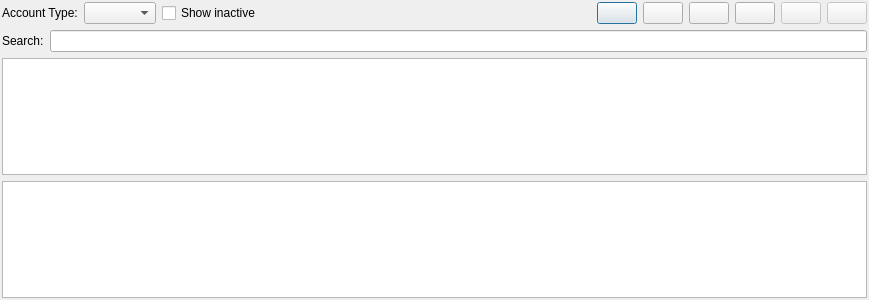
titov-vv/jal, file jal/ui/reference_data_dlg.ui: the form before one commit.
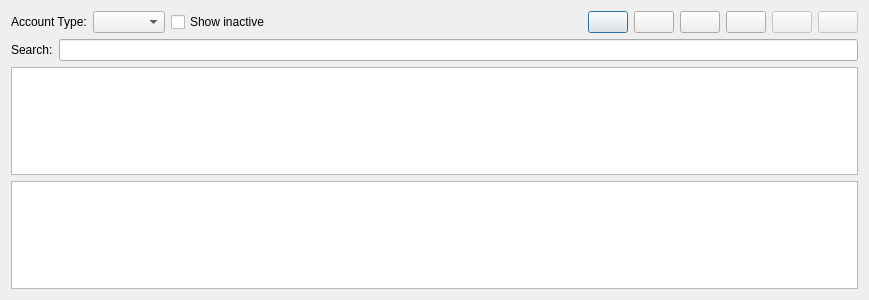
The form after the commit.

What changed in the file:
```diff
--- a/jal/ui/reference_data_dlg.ui
+++ b/jal/ui/reference_data_dlg.ui
@@ -14,18 +14,6 @@
    <string>Reference Data</string>
   </property>
   <layout class="QVBoxLayout" name="verticalLayout">
-   <property name="leftMargin">
-    <number>2</number>
-   </property>
-   <property name="topMargin">
-    <number>2</number>
-   </property>
-   <property name="rightMargin">
-    <number>2</number>
-   </property>
-   <property name="bottomMargin">
-    <number>2</number>
-   </property>
    <item>
     <widget class="QFrame" name="EditFrame">
      <property name="sizePolicy">
```
Left out of the diff: 19 changed lines with no effect on the pictures.
